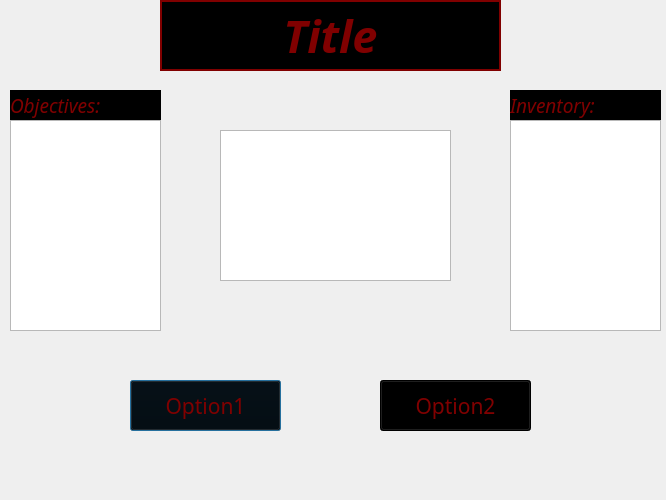
Before: the Qt Designer form scenariobox.ui in Willieodwyer/Zork, drawn with Qt 5.
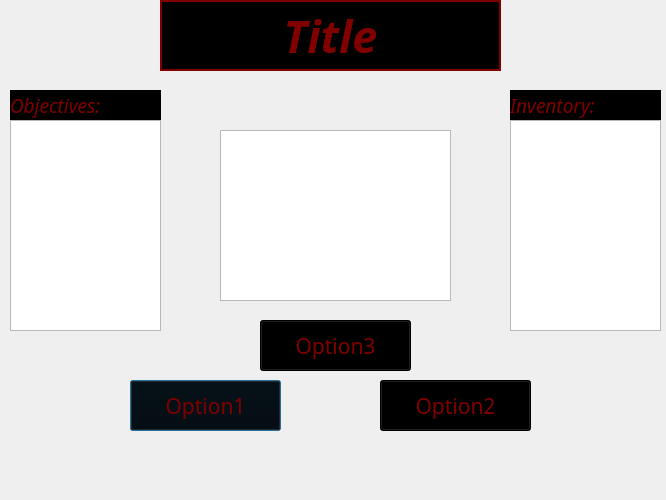
After: the same form once the commit is applied. Icons and pictures are not drawn.

Patch:
```diff
--- a/scenariobox.ui
+++ b/scenariobox.ui
@@ -118,7 +118,7 @@
      <x>220</x>
      <y>130</y>
      <width>231</width>
-     <height>151</height>
+     <height>171</height>
     </rect>
    </property>
    <property name="font">
@@ -203,6 +203,25 @@
     </font>
    </property>
   </widget>
+  <widget class="QPushButton" name="btnOptionC">
+   <property name="geometry">
+    <rect>
+     <x>260</x>
+     <y>320</y>
+     <width>151</width>
+     <height>51</height>
+    </rect>
+   </property>
+   <property name="font">
+    <font>
+     <family>Showcard Gothic</family>
+     <pointsize>16</pointsize>
+    </font>
+   </property>
+   <property name="text">
+    <string>Option3</string>
+   </property>
+  </widget>
  </widget>
  <resources/>
  <connections/>
```
Left out of the diff: 3 changed lines with no effect on the pictures.
